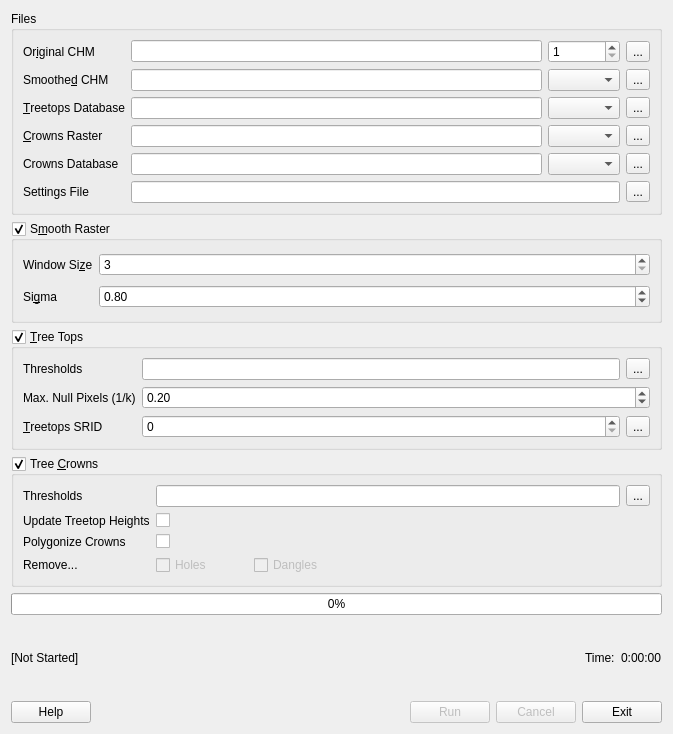
This is src/treetops.ui in rskelly/treetops as Qt 5 draws it before an edit. The edited form follows.
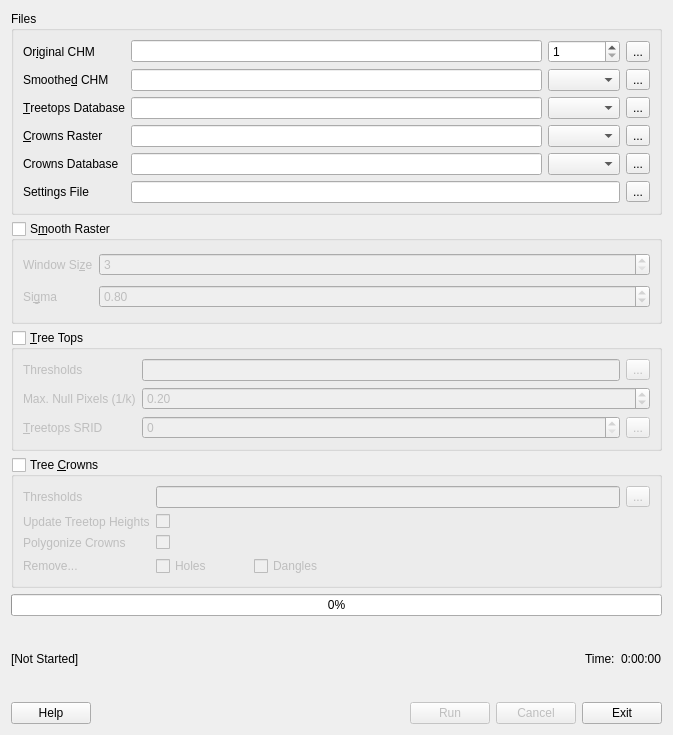
This is the edited form.

Diff of the .ui file:
```diff
--- a/src/treetops.ui
+++ b/src/treetops.ui
@@ -7,7 +7,7 @@
     <x>0</x>
     <y>0</y>
     <width>673</width>
-    <height>734</height>
+    <height>735</height>
    </rect>
   </property>
   <property name="sizePolicy">
@@ -281,6 +281,9 @@
      <property name="checkable">
       <bool>true</bool>
      </property>
+     <property name="checked">
+      <bool>false</bool>
+     </property>
      <layout class="QHBoxLayout" name="horizontalLayout_2">
       <item>
        <layout class="QGridLayout" name="gridLayout_4">
@@ -352,6 +355,9 @@
      <property name="checkable">
       <bool>true</bool>
      </property>
+     <property name="checked">
+      <bool>false</bool>
+     </property>
      <layout class="QHBoxLayout" name="horizontalLayout">
       <item>
        <layout class="QGridLayout" name="topsGrid">
@@ -371,7 +377,7 @@
         <item row="0" column="4">
          <widget class="QToolButton" name="btnTopsThresholds">
           <property name="enabled">
-           <bool>true</bool>
+           <bool>false</bool>
           </property>
           <property name="text">
            <string>...</string>
@@ -475,6 +481,9 @@
      <property name="checkable">
       <bool>true</bool>
      </property>
+     <property name="checked">
+      <bool>false</bool>
+     </property>
      <layout class="QHBoxLayout" name="horizontalLayout_3">
       <item>
        <layout class="QGridLayout" name="crownsGrid">
```
